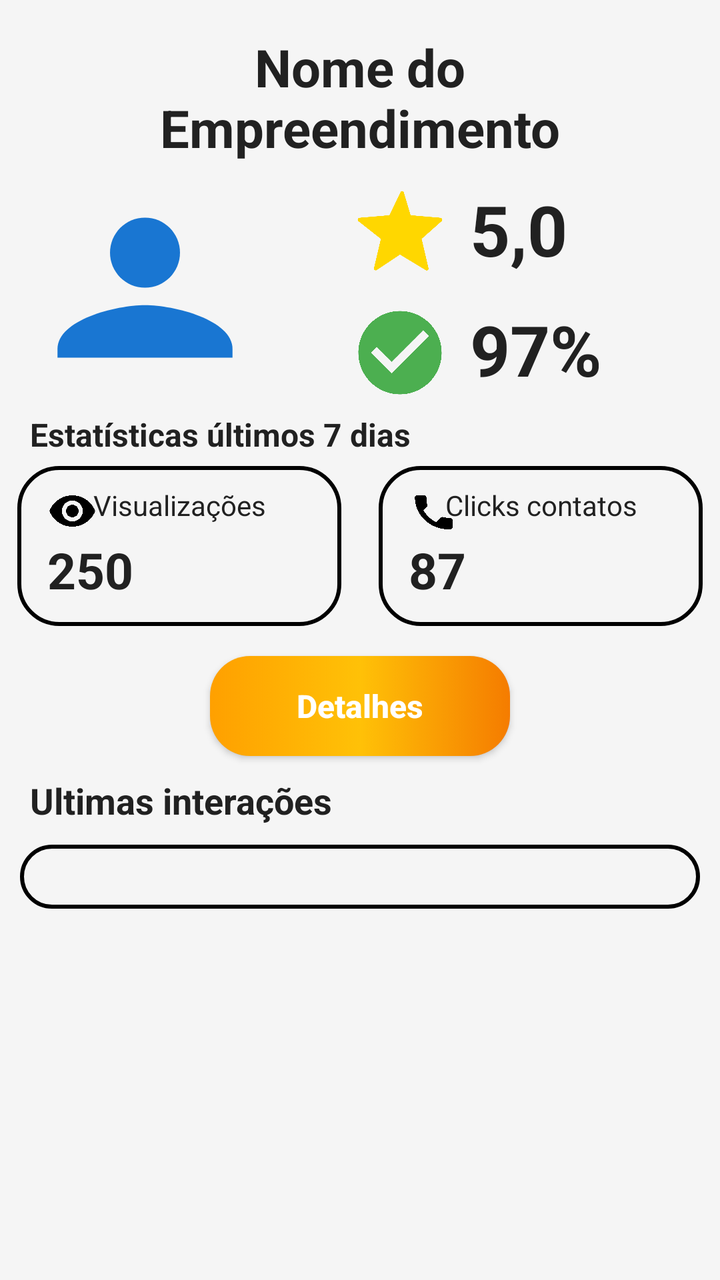
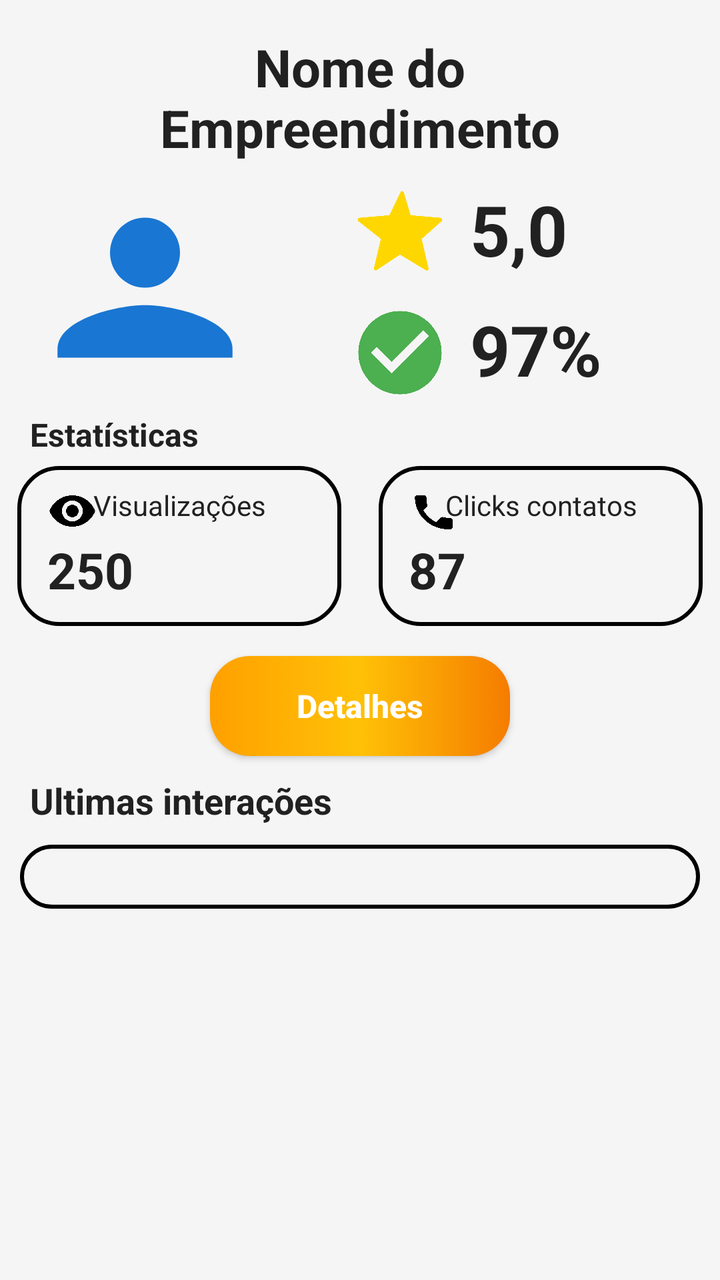

The first picture is an Android layout as it rendered before a commit; the second is the same layout after the commit. The layout source and the unified diff follow.
<!-- AndroidManifest.xml: application theme Theme.AppNegocios -->
<!-- res/layout/fragment_dashboard.xml -->
<?xml version="1.0" encoding="utf-8"?>
<androidx.core.widget.NestedScrollView
    android:layout_width="match_parent"
    android:layout_height="match_parent"
    android:fillViewport="true"
    xmlns:android="http://schemas.android.com/apk/res/android">

    <androidx.constraintlayout.widget.ConstraintLayout xmlns:android="http://schemas.android.com/apk/res/android"
        xmlns:app="http://schemas.android.com/apk/res-auto"
        xmlns:tools="http://schemas.android.com/tools"
        android:layout_width="match_parent"
        android:layout_height="match_parent"
        android:background="@drawable/backgroud"
        tools:context=".ui.dashboard.DashboardFragment">

    <TextView
        android:id="@+id/text_nomeEmpre"
        android:layout_width="260dp"
        android:layout_height="wrap_content"
        android:layout_marginTop="16dp"
        android:gravity="center"
        android:text="Nome do Empreendimento"
        android:textColor="@color/dark_gray"
        android:textSize="26sp"
        android:textStyle="bold"
        app:layout_constraintStart_toStartOf="parent"
        app:layout_constraintEnd_toEndOf="parent"
        app:layout_constraintTop_toTopOf="parent" />

    <ImageView
        android:id="@+id/ic_perfil"
        android:layout_width="105dp"
        android:layout_height="105dp"
        android:layout_marginStart="20dp"
        android:layout_marginTop="10dp"
        android:src="@drawable/ic_perfil"
        app:layout_constraintStart_toStartOf="parent"
        app:layout_constraintTop_toBottomOf="@+id/text_nomeEmpre"
        app:shapeAppearanceOverlay="@style/RoundedImage" />

    <ImageView
        android:id="@+id/ic_estrela"
        android:layout_width="50dp"
        android:layout_height="50dp"
        android:layout_marginStart="50dp"
        android:layout_marginTop="10dp"
        android:src="@drawable/ic_estrela"
        app:layout_constraintStart_toEndOf="@+id/ic_perfil"
        app:layout_constraintTop_toBottomOf="@id/text_nomeEmpre" />

        <TextView
            android:id="@+id/text_avaliacoes"
            android:layout_width="wrap_content"
            android:layout_height="wrap_content"
            android:layout_marginStart="10dp"
            android:layout_marginTop="10dp"
            android:text="5,0"
            android:textColor="@color/dark_gray"
            android:textSize="35sp"
            android:textStyle="bold"
            app:layout_constraintStart_toEndOf="@id/ic_estrela"
            app:layout_constraintTop_toBottomOf="@id/text_nomeEmpre" />

    <ImageView
        android:id="@+id/ic_rec"
        android:layout_width="50dp"
        android:layout_height="50dp"
        android:layout_marginStart="50dp"
        android:layout_marginTop="10dp"
        android:src="@drawable/ic_check_circle"
        app:layout_constraintStart_toEndOf="@+id/ic_perfil"
        app:layout_constraintTop_toBottomOf="@+id/ic_estrela" />


        <TextView
            android:id="@+id/text_Res"
            android:layout_width="wrap_content"
            android:layout_height="wrap_content"
            android:layout_marginStart="10dp"
            android:layout_marginEnd="5dp"
            android:layout_marginTop="10dp"
            android:text="97%"
            android:textColor="@color/dark_gray"
            android:textSize="35sp"
            android:textStyle="bold"
            app:layout_constraintStart_toEndOf="@id/ic_estrela"
            app:layout_constraintTop_toBottomOf="@id/ic_estrela"/>

    <TextView
        android:id="@+id/text_titulo_status"
        android:layout_width="wrap_content"
        android:layout_height="wrap_content"
        android:layout_marginTop="5dp"
        android:layout_marginStart="15dp"
        android:text="Estatísticas últimos 7 dias"
        android:textColor="@color/dark_gray"
        android:textSize="16sp"
        android:textStyle="bold"
        app:layout_constraintTop_toBottomOf="@+id/ic_rec"
        app:layout_constraintStart_toStartOf="parent"/>

    <View
        android:id="@+id/conteinerCliks"
        style="@style/ConteinerDashbord"
        android:layout_marginStart="5dp"
        android:layout_marginTop="5dp"
        app:layout_constraintEnd_toEndOf="parent"
        app:layout_constraintStart_toEndOf="@id/conteinerViews"
        app:layout_constraintTop_toBottomOf="@+id/text_titulo_status"
        app:layout_constraintWidth_percent="0.45" />

    <View
        android:id="@+id/conteinerViews"
        style="@style/ConteinerDashbord"
        android:layout_marginEnd="5dp"
        android:layout_marginTop="5dp"
        app:layout_constraintEnd_toStartOf="@id/conteinerCliks"
        app:layout_constraintStart_toStartOf="parent"
        app:layout_constraintTop_toBottomOf="@+id/text_titulo_status"
        app:layout_constraintWidth_percent="0.45" />


    <ImageView
        android:id="@+id/ic_eye"
        android:layout_width="25dp"
        android:layout_height="25dp"
        android:layout_marginStart="15dp"
        android:layout_marginTop="10dp"
        android:src="@drawable/ic_eye"
        app:layout_constraintStart_toStartOf="@id/conteinerViews"
        app:layout_constraintTop_toTopOf="@+id/conteinerViews" />

    <TextView
        android:id="@+id/quant_views"
        android:layout_width="wrap_content"
        android:layout_height="wrap_content"
        android:layout_marginStart="15dp"
        android:text="250"
        android:textColor="@color/dark_gray"
        android:textSize="25sp"
        android:textStyle="bold"
        app:layout_constraintStart_toStartOf="@id/conteinerViews"
        app:layout_constraintTop_toBottomOf="@+id/ic_eye" />

    <TextView
        android:layout_width="150dp"
        android:layout_height="wrap_content"
        android:layout_marginTop="10dp"
        android:gravity="center"
        android:text="Visualizações"
        android:textColor="@color/dark_gray"
        android:textSize="14dp"
        app:layout_constraintEnd_toEndOf="@id/conteinerViews"
        app:layout_constraintStart_toStartOf="@id/conteinerViews"
        app:layout_constraintTop_toTopOf="@id/conteinerViews" />

    <ImageView
        android:id="@+id/ic_tell"
        android:layout_width="25dp"
        android:layout_height="25dp"
        android:layout_marginStart="15dp"
        android:layout_marginTop="10dp"
        android:src="@drawable/ic_tell"
        app:layout_constraintStart_toStartOf="@id/conteinerCliks"
        app:layout_constraintTop_toTopOf="@+id/conteinerCliks" />

    <TextView
        android:id="@+id/quant_cliks"
        android:layout_width="wrap_content"
        android:layout_height="wrap_content"
        android:layout_marginStart="15dp"
        android:text="87"
        android:textColor="@color/dark_gray"
        android:textSize="25sp"
        android:textStyle="bold"
        app:layout_constraintStart_toStartOf="@id/conteinerCliks"
        app:layout_constraintTop_toBottomOf="@+id/ic_tell" />

    <TextView
        android:layout_width="150dp"
        android:layout_height="wrap_content"
        android:layout_marginTop="10dp"
        android:gravity="center"
        android:text="Clicks contatos"
        android:textColor="@color/dark_gray"
        android:textSize="14dp"
        app:layout_constraintEnd_toEndOf="@id/conteinerCliks"
        app:layout_constraintStart_toStartOf="@id/conteinerCliks"
        app:layout_constraintTop_toTopOf="@id/conteinerCliks" />

    <androidx.appcompat.widget.AppCompatButton
        android:id="@+id/bt_detalhes"
        style="@style/smallButton"
        android:text="Detalhes"
        android:layout_width="150dp"
        app:layout_constraintStart_toStartOf="parent"
        app:layout_constraintEnd_toEndOf="parent"
        app:layout_constraintTop_toBottomOf="@+id/conteinerViews"
        />

    <TextView
        android:id="@+id/ultimas_interacoes"
        android:layout_width="wrap_content"
        android:layout_height="wrap_content"
        android:layout_marginTop="10dp"
        android:layout_marginStart="15dp"
        android:text="Ultimas interações"
        android:textColor="@color/dark_gray"
        android:textSize="18sp"
        android:textStyle="bold"
        app:layout_constraintTop_toBottomOf="@+id/bt_detalhes"
        app:layout_constraintStart_toStartOf="parent"/>

    <LinearLayout
        android:id="@+id/containerInteracoes"
        android:layout_width="match_parent"
        android:layout_height="wrap_content"
        android:layout_marginTop="10dp"
        android:layout_marginStart="10dp"
        android:layout_marginEnd="10dp"
        android:orientation="vertical"
        android:padding="16dp"
        style="@style/ConteinerDashbord"
        app:layout_constraintTop_toBottomOf="@id/ultimas_interacoes"
        app:layout_constraintStart_toStartOf="parent"
        app:layout_constraintEnd_toEndOf="parent"/>

</androidx.constraintlayout.widget.ConstraintLayout>
</androidx.core.widget.NestedScrollView>
<!-- resources referenced by this layout -->
<resources>
  <color name="dark_gray">#212121</color>
  <!-- drawable backgroud (drawable) -->
  <?xml version="1.0" encoding="utf-8"?>
  <shape xmlns:android="http://schemas.android.com/apk/res/android">
      
      <solid android:color="@color/gray_light"/>
  </shape>
  <!-- drawable ic_check_circle (drawable) -->
  <vector xmlns:android="http://schemas.android.com/apk/res/android"
      android:width="24dp"
      android:height="24dp"
      android:viewportWidth="24"
      android:viewportHeight="24">
  
      <path
          android:fillColor="#4CAF50"
          android:pathData="M12,2C6.48,2 2,6.48 2,12s4.48,10 10,10 10,-4.48 10,-10S17.52,2 12,2zM10,17l-5,-5 1.41,-1.41L10,14.17l7.59,-7.59L19,8l-9,9z"/>
  </vector>
  <style name="ConteinerDashbord">
          <item name="android:layout_width">0dp</item>
          <item name="android:layout_height">80dp</item>
          <item name="android:layout_marginTop">10dp</item>
          <item name="android:background">@drawable/conteiner_dashboard</item>
      </style>
  <style name="RoundedImage" parent="">
          <item name="cornerFamily">rounded</item>
          <item name="cornerSize">50%</item>
      </style>
  <style name="smallButton">
          <item name="android:layout_width">100dp</item>
          <item name="android:layout_height">50dp</item>
          <item name="android:layout_margin">15dp</item>
          <item name="android:background">@drawable/button_selector</item>
          <item name="android:textColor">@color/white</item>
          <item name="android:textSize">16sp</item>
          <item name="android:textStyle">bold</item>
          <item name="android:textAllCaps">false</item>
      </style>
  <style name="Theme.AppNegocios" parent="Base.Theme.AppNegocios" />
  <color name="gray_light">#F5F5F5</color>
  <!-- drawable conteiner_dashboard (drawable) -->
  <?xml version="1.0" encoding="utf-8"?>
  <shape xmlns:android="http://schemas.android.com/apk/res/android">
      
      <solid android:color="@android:color/transparent" />
  
      
      <stroke
          android:width="2dp"
          android:color="@color/black" /> 
      
      <corners android:radius="20dp" />
      <solid android:color="@color/gray_light"/>
  </shape>
  <!-- drawable button_selector (drawable) -->
  <?xml version="1.0" encoding="utf-8"?>
  <selector xmlns:android="http://schemas.android.com/apk/res/android">
      <item android:drawable="@drawable/button_pressed" android:state_pressed="true" />
      <item android:drawable="@drawable/button" />
  </selector>
  <color name="white">#FFFFFFFF</color>
  <style name="Base.Theme.AppNegocios" parent="Theme.Material3.DayNight.NoActionBar">
          
          <item name="colorPrimary">@color/deepBlue</item>
      </style>
  <color name="black">#FF000000</color>
  <!-- drawable button_pressed (drawable) -->
  <?xml version="1.0" encoding="utf-8"?>
  <shape xmlns:android="http://schemas.android.com/apk/res/android">
      <corners android:radius="20dp" />
      <solid android:color="#daa520" /> 
  </shape>
  <!-- drawable button (drawable) -->
  <?xml version="1.0" encoding="utf-8"?>
  <shape xmlns:android="http://schemas.android.com/apk/res/android">
  
      <corners android:radius="20dp"/>
      <gradient
          android:startColor="@color/orangeAccent"
          android:centerColor="@color/yellowAccent"
          android:endColor="@color/amber"
          android:angle="180"
          />
  
  </shape>
  <color name="deepBlue">#0D47A1</color>
  <color name="orangeAccent">#F57C00</color>
  <color name="yellowAccent">#FFC107</color>
  <color name="amber">#FFA000</color>
  <!-- unchanged entries left out for length: 4 -->
</resources>

<!-- the commit's change to res/layout/fragment_dashboard.xml (unified diff, before → after) -->
@@ -92,7 +92,7 @@
         android:layout_height="wrap_content"
         android:layout_marginTop="5dp"
         android:layout_marginStart="15dp"
-        android:text="Estatísticas últimos 7 dias"
+        android:text="Estatísticas"
         android:textColor="@color/dark_gray"
         android:textSize="16sp"
         android:textStyle="bold"
